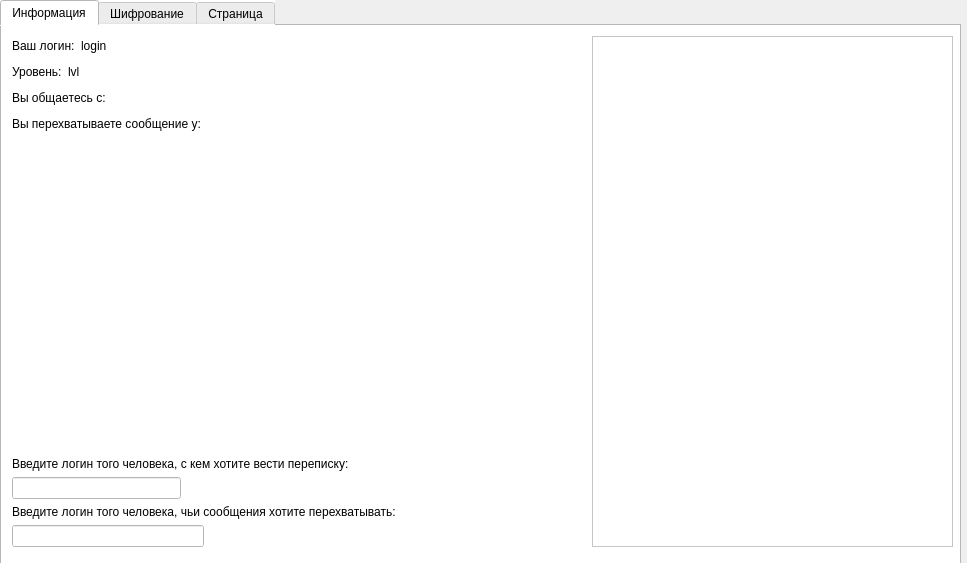
shm0nya/Lipilin-s-game, file Qt/home_windows.ui: the form before one commit.
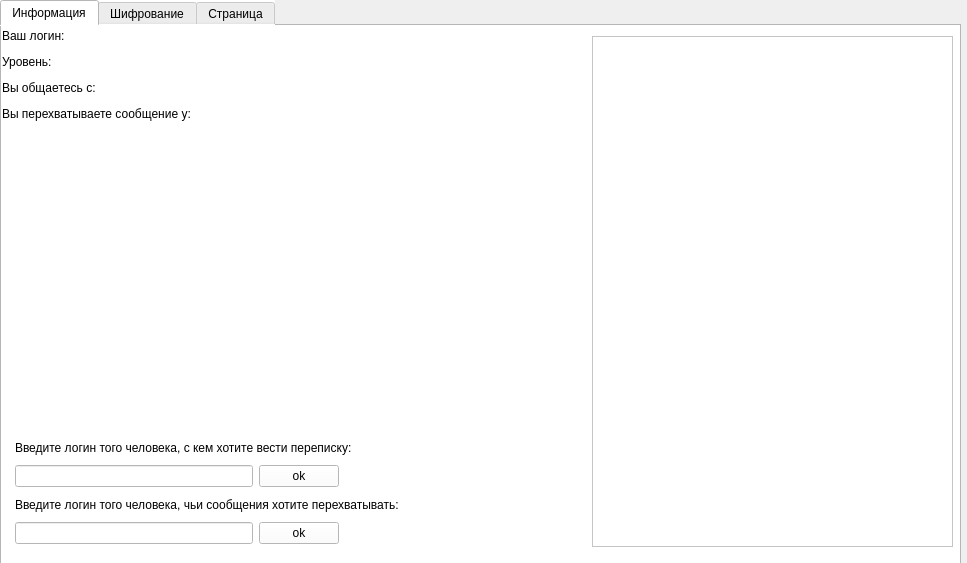
The form after the commit. The open tabs and pages were chosen to show the change.

Commit message:
Фикс багов
Строка пропадала после ввода - циклилась

```diff
--- a/Qt/home_windows.ui
+++ b/Qt/home_windows.ui
@@ -43,17 +43,7 @@
       </rect>
      </property>
     </widget>
-    <widget class="QWidget" name="layoutWidget">
-     <property name="geometry">
-      <rect>
-       <x>10</x>
-       <y>10</y>
-       <width>531</width>
-       <height>511</height>
-      </rect>
-     </property>
-     <layout class="QVBoxLayout" name="left_layout">
-      <item>
+    <widget class="QWidget" name="">
        <layout class="QVBoxLayout" name="summary_show_componation">
         <item>
          <layout class="QHBoxLayout" name="login_componation">
@@ -69,7 +59,7 @@
             <item>
              <widget class="QLabel" name="label_login">
               <property name="text">
-               <string>login</string>
+             <string/>
               </property>
              </widget>
             </item>
@@ -104,7 +94,7 @@
             <item>
              <widget class="QLabel" name="label_level">
               <property name="text">
-               <string>lvl</string>
+             <string/>
               </property>
              </widget>
             </item>
@@ -188,24 +178,17 @@
          </layout>
         </item>
        </layout>
-      </item>
-      <item>
-       <spacer name="verticalSpacer">
-        <property name="orientation">
-         <enum>Qt::Vertical</enum>
-        </property>
-        <property name="sizeHint" stdset="0">
-         <size>
-          <width>20</width>
-          <height>40</height>
-         </size>
-        </property>
-       </spacer>
-      </item>
-      <item>
-       <layout class="QVBoxLayout" name="summary_edit_componation">
-        <item>
-         <layout class="QHBoxLayout" name="friend_edit_componation">
+    </widget>
+    <widget class="QWidget" name="">
+     <property name="geometry">
+      <rect>
+       <x>13</x>
+       <y>410</y>
+       <width>561</width>
+       <height>108</height>
+      </rect>
+     </property>
+     <layout class="QVBoxLayout" name="verticalLayout">
           <item>
            <layout class="QVBoxLayout" name="friend_edit_show">
             <item>
@@ -220,6 +203,13 @@
               <item>
                <widget class="QLineEdit" name="friend_edit"/>
               </item>
+          <item>
+           <widget class="QPushButton" name="Button_firend_deited_">
+            <property name="text">
+             <string>ok</string>
+            </property>
+           </widget>
+          </item>
               <item>
                <spacer name="horizontalSpacer">
                 <property name="orientation">
@@ -238,23 +228,6 @@
            </layout>
           </item>
           <item>
-           <spacer name="horizontalSpacer_5">
-            <property name="orientation">
-             <enum>Qt::Horizontal</enum>
-            </property>
-            <property name="sizeHint" stdset="0">
-             <size>
-              <width>40</width>
-              <height>20</height>
-             </size>
-            </property>
-           </spacer>
-          </item>
-         </layout>
-        </item>
-        <item>
-         <layout class="QHBoxLayout" name="opponent_edit_componation">
-          <item>
            <layout class="QVBoxLayout" name="opponent_edit_show">
             <item>
              <widget class="QLabel" name="opponent_edit_show_text">
@@ -268,25 +241,15 @@
               <item>
                <widget class="QLineEdit" name="opponent_edit"/>
               </item>
+          <item>
+           <widget class="QPushButton" name="Button_opponent_edited">
+            <property name="text">
+             <string>ok</string>
+            </property>
+           </widget>
+          </item>
               <item>
                <spacer name="horizontalSpacer_2">
-                <property name="orientation">
-                 <enum>Qt::Horizontal</enum>
-                </property>
-                <property name="sizeHint" stdset="0">
-                 <size>
-                  <width>40</width>
-                  <height>20</height>
-                 </size>
-                </property>
-               </spacer>
-              </item>
-             </layout>
-            </item>
-           </layout>
-          </item>
-          <item>
-           <spacer name="horizontalSpacer_6">
             <property name="orientation">
              <enum>Qt::Horizontal</enum>
             </property>
```
Left out of the diff: 2 changed lines with no effect on the pictures. Lines whose indentation alone changed are shown as unchanged. The commit also changes 2 other files.
